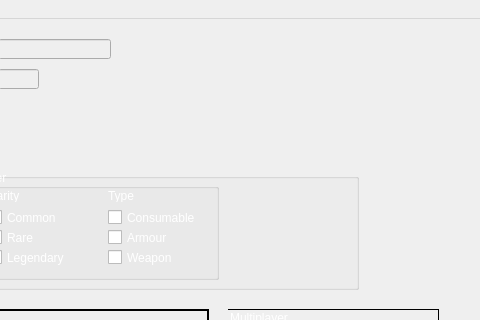
senormaarij/DBS_Project_GameManageSys, file Inventory.ui: the form before one commit; both pictures show x 292 to 772 and y 0 to 320 of the 772 by 575 pixel window.
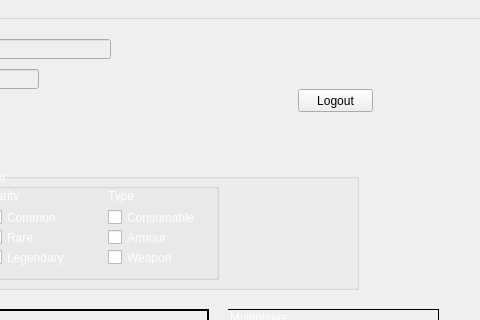
The form after the commit. Icons and pictures are not drawn.

Commit message: logout option  added

Patch:
```diff
--- a/Inventory.ui
+++ b/Inventory.ui
@@ -572,6 +572,19 @@
       </property>
      </widget>
     </widget>
+    <widget class="QPushButton" name="logout">
+     <property name="geometry">
+      <rect>
+       <x>590</x>
+       <y>70</y>
+       <width>75</width>
+       <height>23</height>
+      </rect>
+     </property>
+     <property name="text">
+      <string>Logout</string>
+     </property>
+    </widget>
    </widget>
    <zorder>frame_5</zorder>
    <zorder>groupBox_2</zorder>
```
The commit also changes 1 other file.
